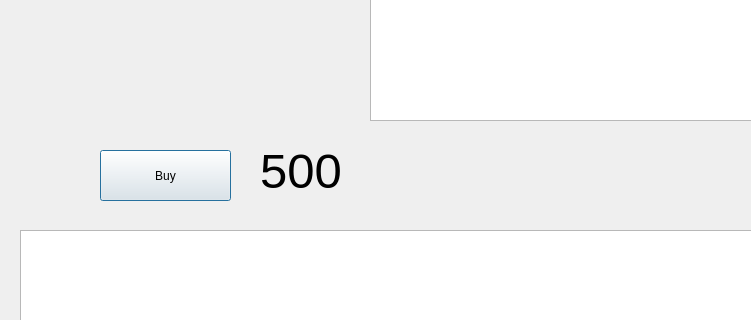
Above: clientwindow.ui from ldkars/qt_data_base_client before the change; both pictures show x 0 to 751 and y 580 to 900 of the 971 by 1139 pixel window. Below: the same form after it.
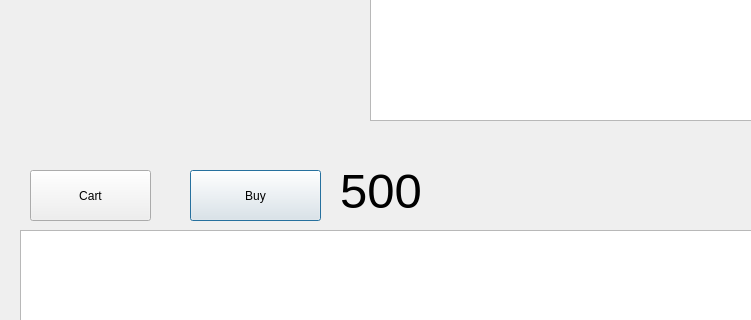
That is the form after the change.

```diff
--- a/clientwindow.ui
+++ b/clientwindow.ui
@@ -57,8 +57,8 @@
   <widget class="QPushButton" name="pushButton">
    <property name="geometry">
     <rect>
-     <x>100</x>
-     <y>730</y>
+     <x>190</x>
+     <y>750</y>
      <width>131</width>
      <height>51</height>
     </rect>
@@ -70,9 +70,9 @@
   <widget class="QLabel" name="priceLabel">
    <property name="geometry">
     <rect>
-     <x>260</x>
-     <y>720</y>
-     <width>331</width>
+     <x>340</x>
+     <y>740</y>
+     <width>281</width>
      <height>61</height>
     </rect>
    </property>
@@ -88,10 +88,10 @@
   <widget class="QLabel" name="starLabel">
    <property name="geometry">
     <rect>
-     <x>140</x>
-     <y>680</y>
-     <width>91</width>
-     <height>31</height>
+     <x>30</x>
+     <y>690</y>
+     <width>291</width>
+     <height>51</height>
     </rect>
    </property>
    <property name="font">
@@ -141,6 +141,19 @@
     </font>
    </property>
   </widget>
+  <widget class="QPushButton" name="pushButton_2">
+   <property name="geometry">
+    <rect>
+     <x>30</x>
+     <y>750</y>
+     <width>121</width>
+     <height>51</height>
+    </rect>
+   </property>
+   <property name="text">
+    <string>Cart</string>
+   </property>
+  </widget>
  </widget>
  <resources/>
  <connections/>
```
